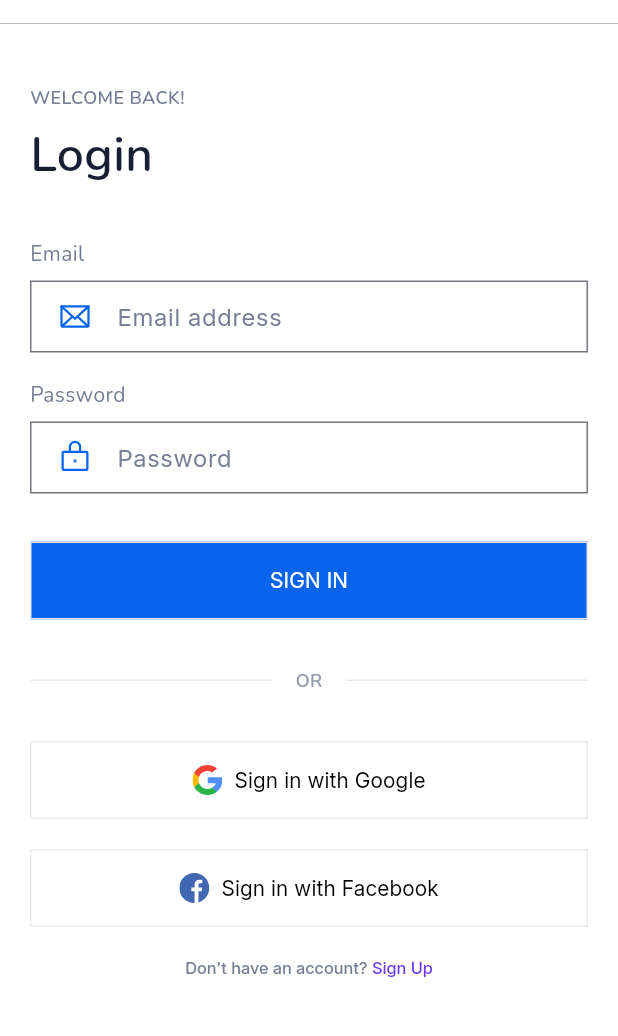
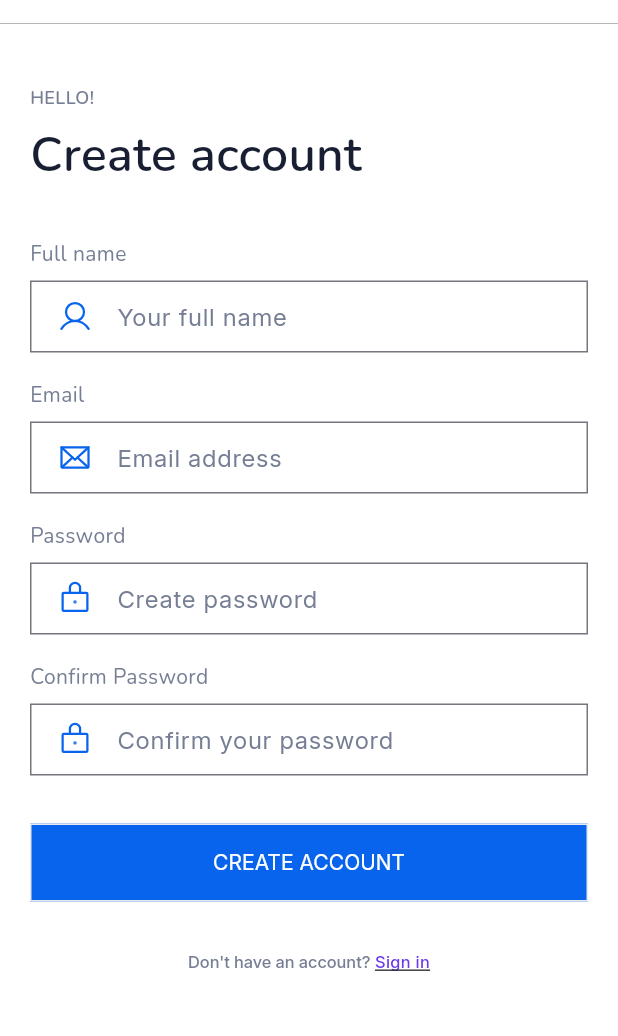
Before and after one commit to shair2048/news_app_fe, a Flutter app: the screen it shows after launch, on a phone screen of 412 x 824 dp, the part 60-1096 px from its top. Run offline on Flutter 3.47's test engine with Material 3 defaults, Android fonts, the phone set to English and light mode, and no system bars; our stand-ins replace flutter_riverpod, flutter_svg.

Commit message:
Update Register Screen

```diff
--- /dev/null
+++ b/lib/features/auth/view/pages/register_page.dart
@@ -0,0 +1,170 @@
+import 'package:flutter/material.dart';
+import 'package:flutter_riverpod/flutter_riverpod.dart';
+import 'package:news_app_fe/core/widgets/custom_app_bar.dart';
+import 'package:news_app_fe/features/auth/view/widgets/auth_footer.dart';
+import 'package:news_app_fe/features/auth/view/widgets/custom_button.dart';
+import 'package:news_app_fe/features/auth/view/widgets/form_text_field.dart';
+
+class RegisterPage extends ConsumerStatefulWidget {
+  const RegisterPage({super.key});
+
+  @override
+  ConsumerState<RegisterPage> createState() => _RegisterPageState();
+}
+
+class _RegisterPageState extends ConsumerState<RegisterPage> {
+  final _formKey = GlobalKey<FormState>();
+
+  final fullNameController = TextEditingController();
+  final emailController = TextEditingController();
+  final passwordController = TextEditingController();
+  final confirmPasswordController = TextEditingController();
+
+  @override
+  void dispose() {
+    fullNameController.dispose();
+    emailController.dispose();
+    passwordController.dispose();
+    confirmPasswordController.dispose();
+    super.dispose();
+  }
+
+  void onRegisterTap() {
+    if (_formKey.currentState!.validate()) {
+      print('Full Name: ${fullNameController.text}');
+      print('Email: ${emailController.text}');
+      print('Password: ${passwordController.text}');
+      print('Confirm Password: ${confirmPasswordController.text}');
+    }
+  }
+
+  String? emailValidator(String? value) {
+    if (value == null || value.isEmpty) {
+      return 'Email không được để trống';
+    }
+    final emailRegex = RegExp(r'^[^@]+@[^@]+\.[^@]+');
+    if (!emailRegex.hasMatch(value)) {
+      return 'Email không hợp lệ';
+    }
+    return null;
+  }
+
+  String? passwordValidator(String? value) {
+    if (value == null || value.isEmpty) {
+      return 'Mật khẩu không được để trống';
+    }
+    if (value.contains(' ')) {
+      return 'Mật khẩu không được chứa khoảng trắng';
+    }
+    if (value.length < 8 || value.length > 64) {
+      return 'Mật khẩu phải từ 8 đến 64 ký tự';
+    }
+
+    final regex = RegExp(
+      r'^(?=.*[a-z])(?=.*[A-Z])(?=.*\d)(?=.*[!@#\$%^&*(),.?":{}|<>]).{8,64}$',
+    );
+    if (!regex.hasMatch(value)) {
+      return 'Mật khẩu phải có chữ hoa, chữ thường, số và ký tự đặc biệt';
+    }
+
+    return null;
+  }
+
+  String? confirmPasswordValidator(String? value) {
+    if (value == null || value.isEmpty) {
+      return 'Xác nhận mật khẩu không được để trống';
+    }
+    if (value != passwordController.text) {
+      return 'Mật khẩu xác nhận không khớp';
+    }
+    return null;
+  }
+
+  @override
+  Widget build(BuildContext context) {
+    return Scaffold(
+      appBar: const CustomAppBar(),
+      backgroundColor: Colors.white,
+      body: Form(
+        key: _formKey,
+        child: SingleChildScrollView(
+          padding: const EdgeInsets.fromLTRB(20, 40, 20, 20),
+          child: Column(
+            crossAxisAlignment: CrossAxisAlignment.start,
+            children: [
+              const Text(
+                'HELLO!',
+                style: TextStyle(
+                  color: Color(0xff767E94),
+                  fontSize: 12,
+                  fontFamily: 'Nunito',
+                  fontWeight: FontWeight.w600,
+                ),
+              ),
+              const SizedBox(height: 8),
+              const Text(
+                'Create account',
+                style: TextStyle(
+                  color: Color(0xff191F33),
+                  fontSize: 32,
+                  fontFamily: 'Nunito',
+                  fontWeight: FontWeight.w600,
+                ),
+              ),
+              const SizedBox(height: 32),
+              FormTextField(
+                controller: fullNameController,
+                textfieldLabel: 'Full name',
+                textfieldHint: 'Your full name',
+                textfieldIcon: 'assets/icons/user.svg',
+                validator: (value) {
+                  if (value == null || value.isEmpty) {
+                    return 'Họ tên không được để trống';
+                  }
+                  return null;
+                },
+              ),
+              const SizedBox(height: 18),
+              FormTextField(
+                controller: emailController,
+                textfieldLabel: 'Email',
+                textfieldHint: 'Email address',
+                textfieldIcon: 'assets/icons/email.svg',
+                validator: emailValidator,
+              ),
+              const SizedBox(height: 18),
+              FormTextField(
+                controller: passwordController,
+                textfieldLabel: 'Password',
+                textfieldHint: 'Create password',
+                textfieldIcon: 'assets/icons/lock.svg',
+                obscureText: true,
+                validator: passwordValidator,
+              ),
+              const SizedBox(height: 18),
+              FormTextField(
+                controller: confirmPasswordController,
+                textfieldLabel: 'Confirm Password',
+                textfieldHint: 'Confirm your password',
+                textfieldIcon: 'assets/icons/lock.svg',
+                obscureText: true,
+                validator: confirmPasswordValidator,
+              ),
+              const SizedBox(height: 32),
+              CustomButton(
+                buttonLabel: 'CREATE ACCOUNT',
+                buttonLabelColor: '0xffffffff',
+                buttonColor: '0xff0864ED',
+                onPressed: onRegisterTap, // <-- Quan trọng!
+              ),
+              const SizedBox(height: 32),
+              AuthFooter(
+                actionText: 'Sign in',
+              ),
+            ],
+          ),
+        ),
+      ),
+    );
+  }
+}
--- a/lib/features/auth/view/widgets/auth_footer.dart
+++ b/lib/features/auth/view/widgets/auth_footer.dart
@@ -3,7 +3,13 @@ import 'package:flutter_riverpod/flutter_riverpod.dart';
 
 class AuthFooter extends ConsumerWidget {
   final String? actionText;
-  const AuthFooter({super.key, this.actionText});
+  final VoidCallback? onTap;
+
+  const AuthFooter({
+    super.key,
+    this.actionText,
+    this.onTap,
+  });
 
   @override
   Widget build(BuildContext context, WidgetRef ref) {
@@ -18,14 +24,23 @@ class AuthFooter extends ConsumerWidget {
             fontFamily: 'Inter',
             fontWeight: FontWeight.w500,
           ),
-          children: <TextSpan>[
-            TextSpan(
-              text: actionText ?? '',
-              style: TextStyle(
-                color: Color(0xff6938EF),
-                fontSize: 11,
-                fontFamily: 'Inter',
-                fontWeight: FontWeight.w500,
+          children: [
+            const TextSpan(text: ''),
+            WidgetSpan(
+              alignment: PlaceholderAlignment.baseline,
+              baseline: TextBaseline.alphabetic,
+              child: GestureDetector(
+                onTap: onTap,
+                child: Text(
+                  actionText ?? '',
+                  style: const TextStyle(
+                    color: Color(0xff6938EF),
+                    fontSize: 11,
+                    fontFamily: 'Inter',
+                    fontWeight: FontWeight.w500,
+                    decoration: TextDecoration.underline,
+                  ),
+                ),
               ),
             ),
           ],
--- a/lib/features/auth/view/widgets/custom_button.dart
+++ b/lib/features/auth/view/widgets/custom_button.dart
@@ -7,12 +7,15 @@ class CustomButton extends ConsumerWidget {
   final String? buttonLabelColor;
   final String? buttonIcon;
   final String? buttonColor;
+  final VoidCallback? onPressed;
+
   const CustomButton({
     super.key,
     this.buttonLabel,
     this.buttonLabelColor,
     this.buttonIcon,
     this.buttonColor,
+    this.onPressed,
   });
 
   @override
@@ -20,9 +23,7 @@ class CustomButton extends ConsumerWidget {
     return SizedBox(
       width: double.infinity,
       child: ElevatedButton.icon(
-        onPressed: () {
-          // press to action
-        },
+        onPressed: onPressed,
         icon:
             buttonIcon != null
                 ? SvgPicture.asset(buttonIcon!, width: 20, height: 20)
--- a/lib/features/auth/view/widgets/form_text_field.dart
+++ b/lib/features/auth/view/widgets/form_text_field.dart
@@ -6,11 +6,18 @@ class FormTextField extends ConsumerWidget {
   final String? textfieldLabel;
   final String? textfieldHint;
   final String? textfieldIcon;
+  final TextEditingController? controller;
+  final FormFieldValidator<String>? validator;
+  final bool obscureText;
+
   const FormTextField({
     super.key,
+    this.controller,
+    this.validator,
     this.textfieldLabel,
     this.textfieldHint,
     this.textfieldIcon,
+    this.obscureText = false,
   });
 
   @override
@@ -29,6 +36,9 @@ class FormTextField extends ConsumerWidget {
         ),
         SizedBox(height: 8),
         TextFormField(
+          controller: controller,
+          validator: validator,
+          obscureText: obscureText,
           decoration: InputDecoration(
             hintText: textfieldHint ?? '',
             hintStyle: TextStyle(
--- a/lib/main.dart
+++ b/lib/main.dart
@@ -1,6 +1,7 @@
 import 'package:flutter/material.dart';
 import 'package:flutter_riverpod/flutter_riverpod.dart';
 import 'package:news_app_fe/features/auth/view/pages/login_page.dart';
+import 'package:news_app_fe/features/auth/view/pages/register_page.dart';
 
 // final helloWorldProvider = Provider((_) => 'Hello world');
 
@@ -15,6 +16,6 @@ class NewsApp extends ConsumerWidget {
   Widget build(BuildContext context, WidgetRef ref) {
     // final String value = ref.watch(helloWorldProvider);
 
-    return MaterialApp(debugShowCheckedModeBanner: false, home: LoginPage());
+    return MaterialApp(debugShowCheckedModeBanner: false, home: RegisterPage());
   }
 }
--- a/pubspec.yaml
+++ b/pubspec.yaml
@@ -36,6 +36,7 @@ dependencies:
   cupertino_icons: ^1.0.8
   flutter_riverpod: ^2.6.1
   flutter_svg: ^2.1.0
+  riverpod_annotation: ^2.6.1
 
 dev_dependencies:
   flutter_test:
@@ -49,6 +50,8 @@ dev_dependencies:
   flutter_lints: ^5.0.0
   custom_lint: ^0.7.5
   riverpod_lint: ^2.6.5
+  riverpod_generator: ^2.6.5
+  build_runner: ^2.4.15
 
 # For information on the generic Dart part of this file, see the
 # following page: https://dart.dev/tools/pub/pubspec
```
Also changed, not shown: lib/features/auth/models/register_state.dart (added, +44 -0 lines), lib/features/auth/viewmodel/register_provider.dart (added, +8 -0 lines), lib/features/auth/viewmodel/register_viewmodel.dart (added, +51 -0 lines), pubspec.lock.
